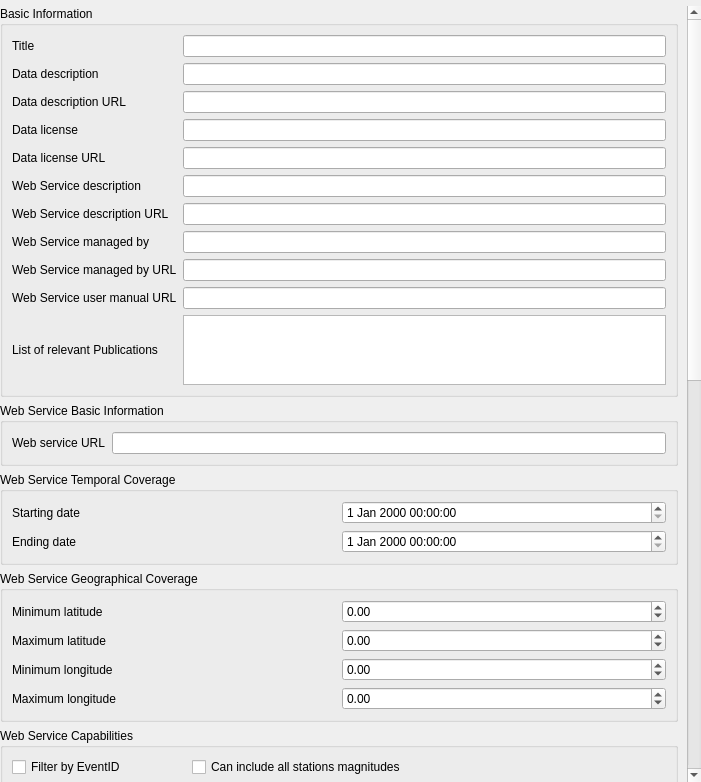
Qt form qquake/ui/service_configuration_widget_base.ui (INGV/qquake) before a commit.
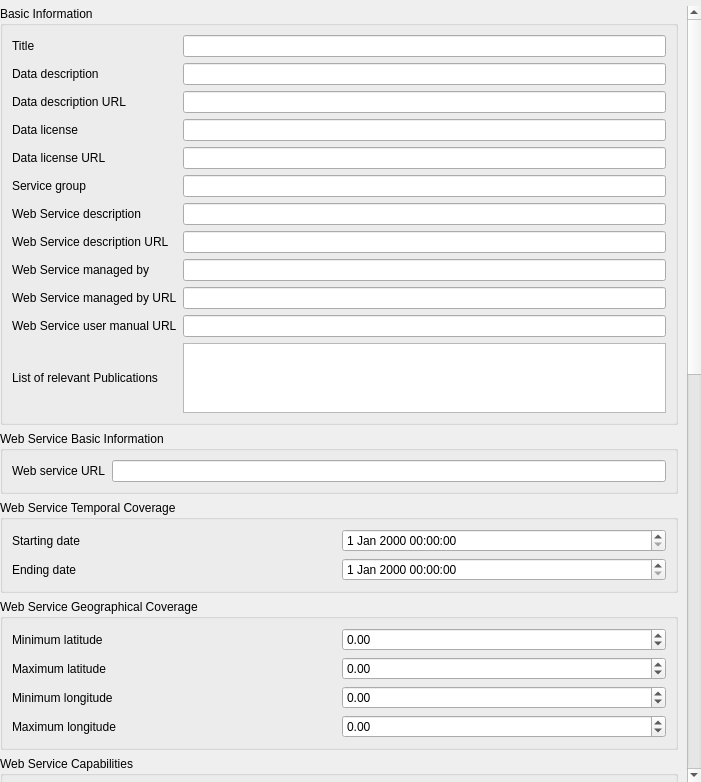
The same form after that commit. Custom widgets are drawn as their Qt base class.

Commit message: Allow editing OGC service group in service config dialog

```diff
--- a/qquake/ui/service_configuration_widget_base.ui
+++ b/qquake/ui/service_configuration_widget_base.ui
@@ -42,8 +42,8 @@
        <rect>
         <x>0</x>
         <y>0</y>
-        <width>684</width>
-        <height>1472</height>
+        <width>687</width>
+        <height>1851</height>
        </rect>
       </property>
       <layout class="QGridLayout" name="gridLayout">
@@ -62,75 +62,96 @@
           <string>Basic Information</string>
          </property>
          <layout class="QGridLayout" name="gridLayout_2">
+          <item row="8" column="1">
+           <widget class="QLineEdit" name="data_license_url_edit"/>
+          </item>
           <item row="11" column="1">
+           <widget class="QLineEdit" name="service_description_url_edit"/>
+          </item>
+          <item row="12" column="1">
            <widget class="QLineEdit" name="data_provider_edit"/>
           </item>
-          <item row="8" column="0">
-           <widget class="QLabel" name="label_6">
+          <item row="5" column="0">
+           <widget class="QLabel" name="label_22">
             <property name="text">
-             <string>Data license URL</string>
+             <string>Data description URL</string>
             </property>
            </widget>
           </item>
-          <item row="14" column="1">
-           <widget class="QTextBrowser" name="publications_text_edit">
-            <property name="readOnly">
-             <bool>false</bool>
+          <item row="12" column="0">
+           <widget class="QLabel" name="label_7">
+            <property name="text">
+             <string>Web Service managed by</string>
             </property>
-            <property name="acceptRichText">
-             <bool>false</bool>
+           </widget>
+          </item>
+          <item row="13" column="1">
+           <widget class="QLineEdit" name="data_provider_url_edit"/>
+          </item>
+          <item row="5" column="1">
+           <widget class="QLineEdit" name="data_description_url_edit"/>
+          </item>
+          <item row="0" column="0">
+           <widget class="QLabel" name="label">
+            <property name="text">
+             <string>Title</string>
             </property>
            </widget>
           </item>
           <item row="0" column="1">
            <widget class="QLineEdit" name="title_edit"/>
           </item>
-          <item row="14" column="0">
-           <widget class="QLabel" name="label_23">
+          <item row="13" column="0">
+           <widget class="QLabel" name="label_8">
             <property name="text">
-             <string>List of relevant Publications</string>
+             <string>Web Service managed by URL</string>
             </property>
            </widget>
           </item>
-          <item row="12" column="1">
-           <widget class="QLineEdit" name="data_provider_url_edit"/>
-          </item>
           <item row="4" column="1">
            <widget class="QLineEdit" name="data_description_edit"/>
           </item>
-          <item row="9" column="0">
+          <item row="8" column="0">
+           <widget class="QLabel" name="label_6">
+            <property name="text">
+             <string>Data license URL</string>
+            </property>
+           </widget>
+          </item>
+          <item row="14" column="0">
+           <widget class="QLabel" name="label_4">
+            <property name="text">
+             <string>Web Service user manual URL</string>
+            </property>
+           </widget>
+          </item>
+          <item row="7" column="1">
+           <widget class="QLineEdit" name="data_license_edit"/>
+          </item>
+          <item row="14" column="1">
+           <widget class="QLineEdit" name="webservice_manual_url_edit"/>
+          </item>
+          <item row="10" column="0">
            <widget class="QLabel" name="label_2">
             <property name="text">
              <string>Web Service description</string>
             </property>
            </widget>
           </item>
-          <item row="10" column="0">
+          <item row="15" column="0">
+           <widget class="QLabel" name="label_23">
+            <property name="text">
+             <string>List of relevant Publications</string>
+            </property>
+           </widget>
+          </item>
+          <item row="11" column="0">
            <widget class="QLabel" name="label_3">
             <property name="text">
              <string>Web Service description URL</string>
             </property>
            </widget>
           </item>
-          <item row="9" column="1">
-           <widget class="QLineEdit" name="service_description_edit"/>
-          </item>
-          <item row="10" column="1">
-           <widget class="QLineEdit" name="service_description_url_edit"/>
-          </item>
-          <item row="8" column="1">
-           <widget class="QLineEdit" name="data_license_url_edit"/>
-          </item>
-          <item row="7" column="1">
-           <widget class="QLineEdit" name="data_license_edit"/>
-          </item>
-          <item row="12" column="0">
-           <widget class="QLabel" name="label_8">
-            <property name="text">
-             <string>Web Service managed by URL</string>
-            </property>
-           </widget>
-          </item>
           <item row="7" column="0">
            <widget class="QLabel" name="label_5">
             <property name="text">
@@ -138,10 +159,16 @@
             </property>
            </widget>
           </item>
-          <item row="5" column="0">
-           <widget class="QLabel" name="label_22">
-            <property name="text">
-             <string>Data description URL</string>
+          <item row="10" column="1">
+           <widget class="QLineEdit" name="service_description_edit"/>
+          </item>
+          <item row="15" column="1">
+           <widget class="QTextBrowser" name="publications_text_edit">
+            <property name="readOnly">
+             <bool>false</bool>
+            </property>
+            <property name="acceptRichText">
+             <bool>false</bool>
             </property>
            </widget>
           </item>
@@ -152,32 +179,15 @@
             </property>
            </widget>
           </item>
-          <item row="11" column="0">
-           <widget class="QLabel" name="label_7">
+          <item row="9" column="0">
+           <widget class="QLabel" name="label_24">
             <property name="text">
-             <string>Web Service managed by</string>
+             <string>Service group</string>
             </property>
            </widget>
           </item>
-          <item row="5" column="1">
-           <widget class="QLineEdit" name="data_description_url_edit"/>
-          </item>
-          <item row="0" column="0">
-           <widget class="QLabel" name="label">
-            <property name="text">
-             <string>Title</string>
-            </property>
-           </widget>
-          </item>
-          <item row="13" column="0">
-           <widget class="QLabel" name="label_4">
-            <property name="text">
-             <string>Web Service user manual URL</string>
-            </property>
-           </widget>
-          </item>
-          <item row="13" column="1">
-           <widget class="QLineEdit" name="webservice_manual_url_edit"/>
+          <item row="9" column="1">
+           <widget class="QLineEdit" name="group_edit"/>
           </item>
          </layout>
         </widget>
```
The commit also changes 1 other file.
